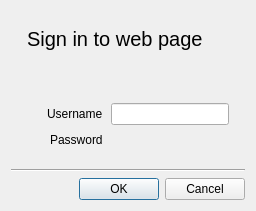
Above: vms/client/nx_vms_client_desktop/src/ui/dialogs/common/password_dialog.ui from networkoptix/nx_open before the change. Below: the same form after it.
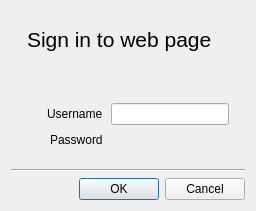
That is the form after the change. Custom widgets are drawn as their Qt base class.

```diff
--- a/vms/client/nx_vms_client_desktop/src/ui/dialogs/common/password_dialog.ui
+++ b/vms/client/nx_vms_client_desktop/src/ui/dialogs/common/password_dialog.ui
@@ -41,7 +41,7 @@
       <widget class="QLabel" name="captionLabel">
        <property name="font">
         <font>
-         <pointsize>15</pointsize>
+         <pointsize>16</pointsize>
          <weight>50</weight>
          <bold>false</bold>
         </font>
```
